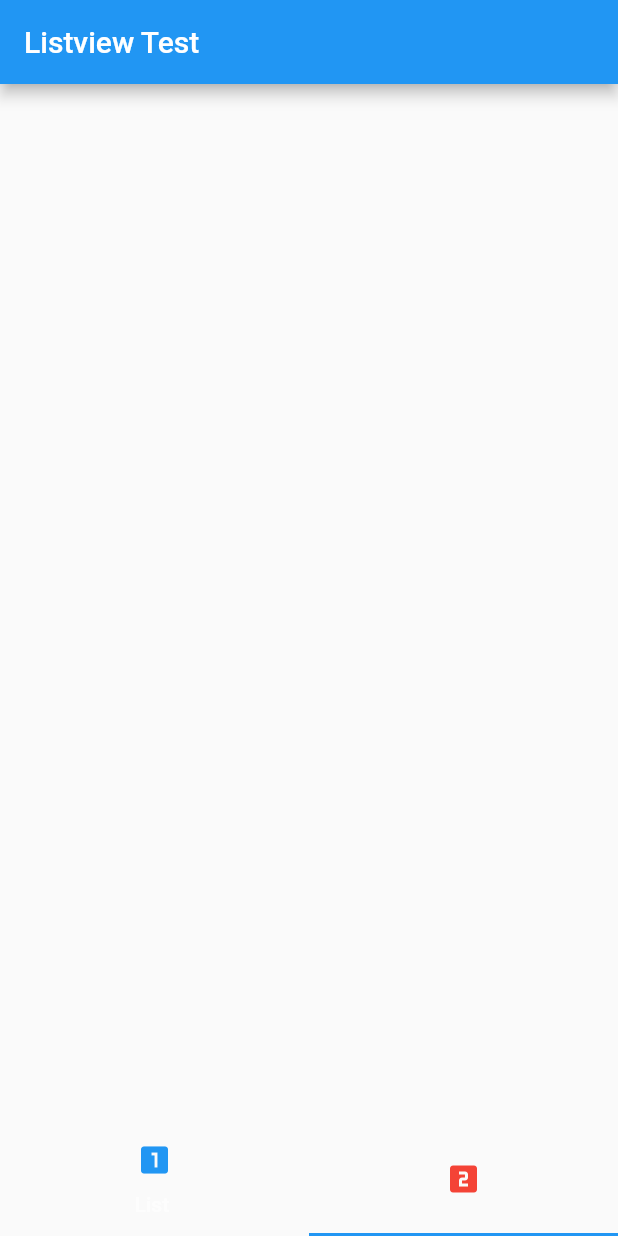
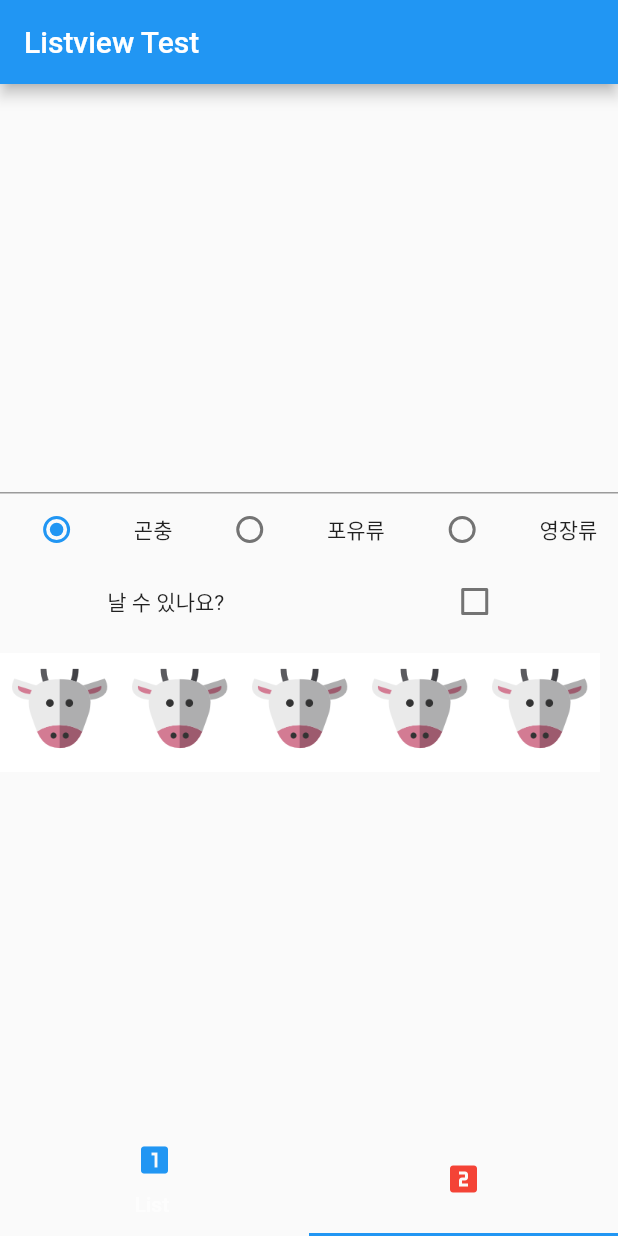
Before and after one commit to daviddev90/flutter_lecture, a Flutter app: the screen it shows after launch, tab 2 chosen, on a phone screen of 412 x 824 dp. Run offline on Flutter 3.47's test engine with Material 2 defaults, Android fonts, the phone set to English and light mode, and no system bars.

Commit message:
하다말았음

```diff
--- a/lib/home.dart
+++ b/lib/home.dart
@@ -54,9 +54,10 @@ class _HomeState extends State<Home> with SingleTickerProviderStateMixin {
       appBar: AppBar(
         title: const Text('Listview Test'),
       ),
-      body: TabBarView(
-          controller: controller,
-          children: [FirstPage(list: animalList), SecondPage()]),
+      body: TabBarView(controller: controller, children: [
+        FirstPage(list: animalList),
+        SecondPage(list: animalList)
+      ]),
       bottomNavigationBar: TabBar(controller: controller, tabs: const [
         Tab(
           icon: Icon(
--- a/lib/pages/second.dart
+++ b/lib/pages/second.dart
@@ -1,10 +1,141 @@
 import 'package:flutter/material.dart';
+import 'package:flutter_lecture/animal_item.dart';
 
-class SecondPage extends StatelessWidget {
-  const SecondPage({Key? key}) : super(key: key);
+class SecondPage extends StatefulWidget {
+  final List<Animal> list;
+  const SecondPage({Key? key, required this.list}) : super(key: key);
+
+  @override
+  State<SecondPage> createState() => _SecondPageState();
+}
+
+class _SecondPageState extends State<SecondPage> {
+  // late TextEditingController nameController;
+  final nameController = TextEditingController(); //위와 같음 > initstate에서 일 안해도 됨
+  int radioValue = 0;
+  bool canFly = false;
+  var _imgPath;
+  String _imgName = '';
 
   @override
   Widget build(BuildContext context) {
-    return Scaffold();
+    return Scaffold(
+      body: Container(
+        child: Column(
+          mainAxisAlignment: MainAxisAlignment.center,
+          children: [
+            TextField(
+              controller: nameController,
+              keyboardType: TextInputType.text,
+              maxLines: 1,
+            ),
+            Row(
+              mainAxisAlignment: MainAxisAlignment.spaceAround,
+              children: [
+                Radio(
+                  value: 0,
+                  groupValue: radioValue,
+                  onChanged: _radioChange,
+                ),
+                const Text('곤충'),
+                Radio(
+                    value: 1, groupValue: radioValue, onChanged: _radioChange),
+                const Text('포유류'),
+                Radio(
+                    value: 2, groupValue: radioValue, onChanged: _radioChange),
+                const Text('영장류'),
+              ],
+            ),
+            Row(
+              mainAxisAlignment: MainAxisAlignment.spaceAround,
+              children: [
+                Text('날 수 있나요?'),
+                Checkbox(
+                    value: canFly,
+                    onChanged: (check) {
+                      setState(() {
+                        canFly = check!;
+                      });
+                    })
+              ],
+            ),
+            Container(
+              height: 100,
+              child: ListView(
+                scrollDirection: Axis.horizontal,
+                children: [
+                  GestureDetector(
+                    onTap: (){
+                      _imgPath = 'images/cow.png';
+                      setState(() {
+                        _imgName = '소';
+                      });
+                    },
+                    child: Image.asset(
+                      'images/cow.png',
+                      width: 80,
+                    ),
+                  ),
+                  GestureDetector(
+                    onTap: (){
+                      _imgPath = 'images/cow.png';
+                      setState(() {
+                        _imgName = '벌';
+                      });
+                    },
+                    child: Image.asset(
+                      'images/cow.png',
+                      width: 80,
+                    ),
+                  ),
+                  GestureDetector(
+                    onTap: (){
+                      _imgPath = 'images/cow.png';
+                      setState(() {
+                        _imgName = '소';
+                      });
+                    },
+                    child: Image.asset(
+                      'images/cow.png',
+                      width: 80,
+                    ),
+                  ),
+                  GestureDetector(
+                    onTap: (){
+                      _imgPath = 'images/cow.png';
+                      setState(() {
+                        _imgName = '소';
+                      });
+                    },
+                    child: Image.asset(
+                      'images/cow.png',
+                      width: 80,
+                    ),
+                  ),
+                  GestureDetector(
+                    onTap: (){
+                      _imgPath = 'images/cow.png';
+                      setState(() {
+                        _imgName = '소';
+                      });
+                    },
+                    child: Image.asset(
+                      'images/cow.png',
+                      width: 80,
+                    ),
+                  ),
+                ],
+              ),
+            )
+          ],
+        ),
+      ),
+    );
+  }
+
+  _radioChange(int? value) {
+    setState(() {
+      radioValue = value!;
+    });
   }
 }
```
